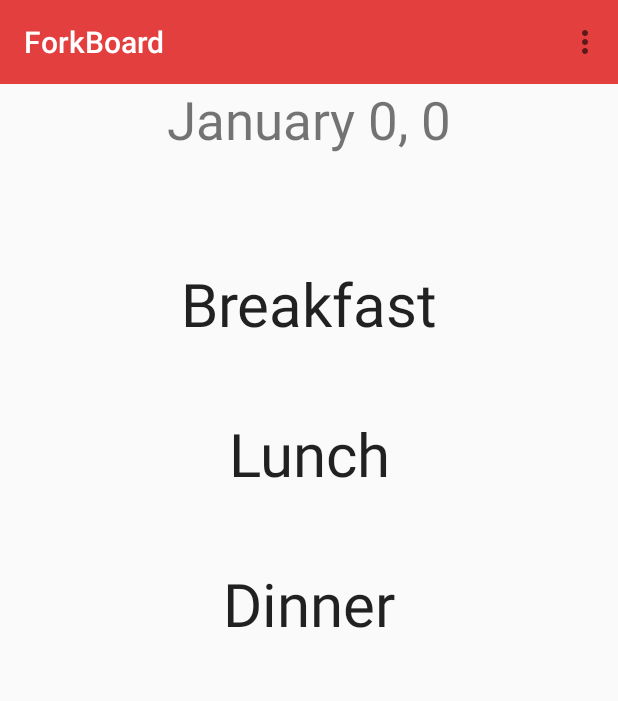
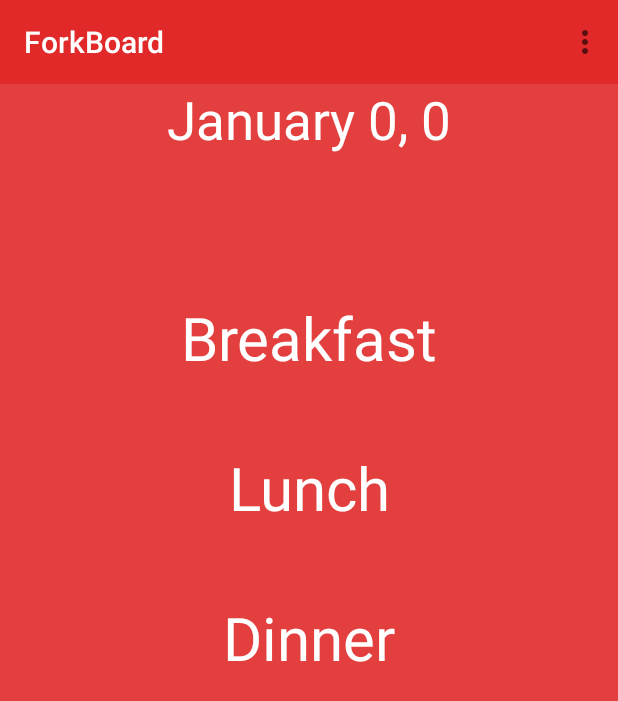
Before and after one commit to jkalldre/ForkBoard, an Android app: the Day_View screen opened directly, with no data from a screen before it, on a phone screen of 412 x 824 dp. Shown: the top 701 px of the screen. Run offline under Robolectric (Android 15) with nearby library versions, the phone set to English and light mode, and no system bars.

Commit message:
minor update to ui overall, test colorscheme with Day_View

```diff
--- a/app/src/main/java/com/forkboard/forkboard/Calendar_View.java
+++ b/app/src/main/java/com/forkboard/forkboard/Calendar_View.java
@@ -16,7 +16,7 @@ public class Calendar_View extends AppCompatActivity {
         setContentView(R.layout.activity_calendar_view);
         Toolbar tb = (Toolbar)findViewById(R.id.my_toolbar);
         setSupportActionBar(tb);
-        tb.setTitle("Calendar");
+        tb.setSubtitle("Calendar");
         CalendarView calendar = (CalendarView) findViewById(R.id.cv);
         calendar.setOnDateChangeListener(new CalendarView.OnDateChangeListener() {
             @Override
--- a/app/src/main/java/com/forkboard/forkboard/Cookbook.java
+++ b/app/src/main/java/com/forkboard/forkboard/Cookbook.java
@@ -16,6 +16,7 @@ public class Cookbook extends AppCompatActivity {
         Toolbar tb = (Toolbar)findViewById(R.id.my_toolbar);
         setSupportActionBar(tb);
         tb.setTitle("Cookbook");
+        tb.setSubtitle("Cookbook");
     }
 
     @Override
--- a/app/src/main/res/layout/activity_day__view.xml
+++ b/app/src/main/res/layout/activity_day__view.xml
@@ -3,7 +3,8 @@
     xmlns:tools="http://schemas.android.com/tools"
     android:layout_width="match_parent"
     android:layout_height="match_parent"
-    tools:context="com.forkboard.forkboard.Day_View">
+    tools:context="com.forkboard.forkboard.Day_View"
+    android:background="@color/primary">
 
     <include layout="@layout/my_toolbar"
         android:id="@+id/my_toolbar" />
@@ -15,6 +16,7 @@
         android:id="@+id/textView"
         android:layout_below="@+id/my_toolbar"
         android:layout_alignParentStart="true"
+        android:textColor="@color/accent"
         android:textSize="35dp"
         android:textAlignment="center"/>
 
@@ -25,11 +27,13 @@
         android:text="Breakfast"
         android:id="@+id/textView2"
         android:textAlignment="center"
+        android:gravity="center"
         android:textSize="40dp"
         android:layout_marginTop="72dp"
         android:layout_below="@+id/textView"
         android:layout_alignParentStart="true"
-        android:onClick="goToCookbook" />
+        android:onClick="goToCookbook"
+        android:textColor="@color/accent" />
 
     <TextView
         android:layout_width="fill_parent"
@@ -38,11 +42,13 @@
         android:text="Lunch"
         android:id="@+id/textView3"
         android:textAlignment="center"
+        android:gravity="center"
         android:textSize="40dp"
         android:layout_centerVertical="true"
         android:layout_alignParentStart="true"
         android:layout_below="@+id/textView2"
-        android:onClick="goToCookbook" />
+        android:onClick="goToCookbook"
+        android:textColor="@color/accent" />
 
     <TextView
         android:layout_width="fill_parent"
@@ -51,10 +57,11 @@
         android:text="Dinner"
         android:id="@+id/textView4"
         android:textAlignment="center"
+        android:gravity="center"
         android:textSize="40dp"
-        android:layout_alignParentBottom="true"
+        android:onClick="goToCookbook"
+        android:layout_below="@+id/textView3"
         android:layout_alignParentStart="true"
-        android:layout_below="@id/textView3"
-        android:onClick="goToCookbook" />
+        android:textColor="@color/accent" />
 
 </RelativeLayout>
--- a/app/src/main/res/layout/my_toolbar.xml
+++ b/app/src/main/res/layout/my_toolbar.xml
@@ -1,7 +1,7 @@
 <?xml version="1.0" encoding="utf-8"?>
 <android.support.v7.widget.Toolbar xmlns:android="http://schemas.android.com/apk/res/android"
     xmlns:app="http://schemas.android.com/apk/res-auto"
-    android:background="@color/primary"
+    android:background="@color/primary_dark"
     android:layout_width="fill_parent"
     android:layout_height="wrap_content"
     app:titleTextColor="@color/accent"
```
